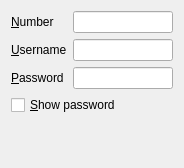
This is libs/ui/cdma.ui in netrunner-debian-kde-extras/networkmanagement as Qt 5 draws it before an edit. The edited form follows.
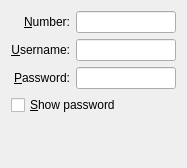
This is the edited form. Custom widgets are drawn as their Qt base class.

What changed in the file:
```diff
--- a/libs/ui/cdma.ui
+++ b/libs/ui/cdma.ui
@@ -1,11 +1,11 @@
 <ui version="4.0" >
  <class>Cdma</class>
- <widget class="QWidget" name="Cdma" >
-  <property name="geometry" >
+ <widget class="QWidget" name="Cdma">
+  <property name="geometry">
    <rect>
     <x>0</x>
     <y>0</y>
-    <width>183</width>
+    <width>185</width>
     <height>168</height>
    </rect>
   </property>
@@ -14,13 +14,16 @@
   </property>
   <layout class="QVBoxLayout" name="verticalLayout" >
    <item>
-    <layout class="QGridLayout" name="gridLayout" >
-     <item row="0" column="0" >
-      <widget class="QLabel" name="label" >
-       <property name="text" >
-        <string>&amp;Number</string>
+    <layout class="QGridLayout" name="gridLayout">
+     <item row="0" column="0">
+      <widget class="QLabel" name="label">
+       <property name="text">
+        <string>&amp;Number:</string>
        </property>
-       <property name="buddy" >
+       <property name="alignment">
+        <set>Qt::AlignRight|Qt::AlignTrailing|Qt::AlignVCenter</set>
+       </property>
+       <property name="buddy">
         <cstring>number</cstring>
        </property>
       </widget>
@@ -28,12 +31,15 @@
      <item row="0" column="1" >
       <widget class="KLineEdit" name="number" />
      </item>
-     <item row="1" column="0" >
-      <widget class="QLabel" name="label_2" >
-       <property name="text" >
-        <string>&amp;Username</string>
+     <item row="1" column="0">
+      <widget class="QLabel" name="label_2">
+       <property name="text">
+        <string>&amp;Username:</string>
        </property>
-       <property name="buddy" >
+       <property name="alignment">
+        <set>Qt::AlignRight|Qt::AlignTrailing|Qt::AlignVCenter</set>
+       </property>
+       <property name="buddy">
         <cstring>username</cstring>
        </property>
       </widget>
@@ -41,12 +47,15 @@
      <item row="1" column="1" >
       <widget class="KLineEdit" name="username" />
      </item>
-     <item row="2" column="0" >
-      <widget class="QLabel" name="label_3" >
-       <property name="text" >
-        <string>&amp;Password</string>
+     <item row="2" column="0">
+      <widget class="QLabel" name="label_3">
+       <property name="text">
+        <string>&amp;Password:</string>
        </property>
-       <property name="buddy" >
+       <property name="alignment">
+        <set>Qt::AlignRight|Qt::AlignTrailing|Qt::AlignVCenter</set>
+       </property>
+       <property name="buddy">
         <cstring>password</cstring>
        </property>
       </widget>
```
Left out of the diff: 31 changed lines with no effect on the pictures.
